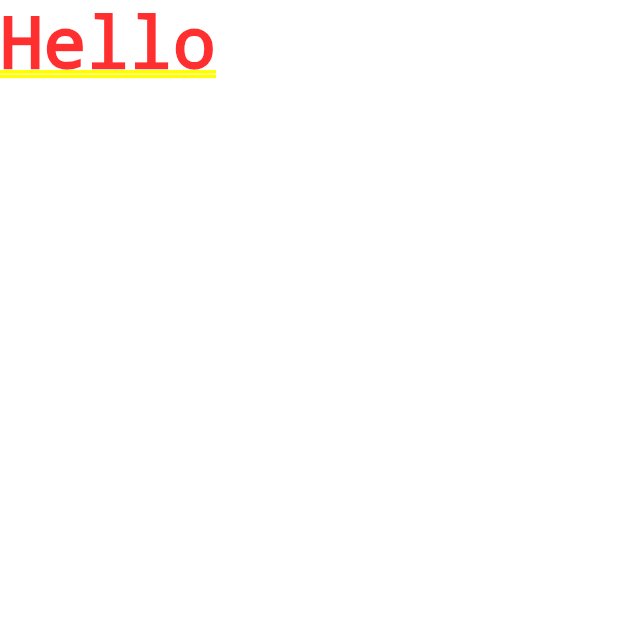
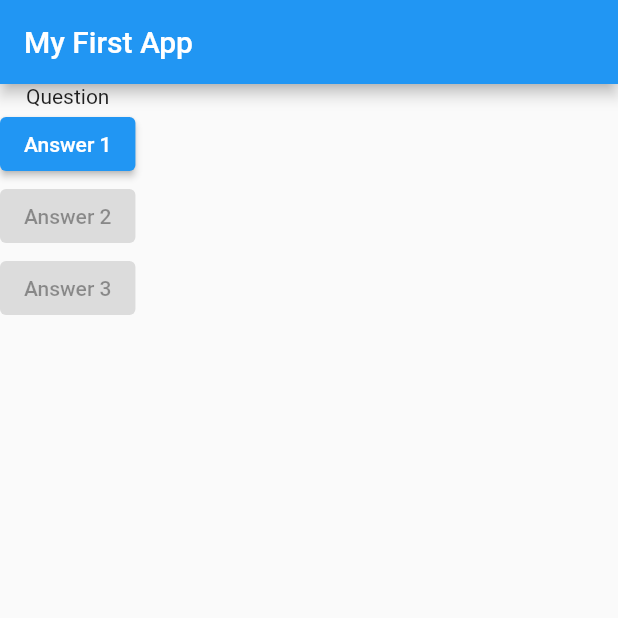
Before and after one commit to quocluong2001/Flutter_Project-1, a Flutter app: the screen it shows after launch, on a phone screen of 412 x 824 dp, the top half of it. Run offline on Flutter 3.47's test engine with Material 2 defaults, Android fonts, the phone set to English and light mode, and no system bars.

Commit message:
Module 2 Lesson 31

```diff
--- a/project_1/lib/main.dart
+++ b/project_1/lib/main.dart
@@ -5,7 +5,35 @@ void main() {
 }
 
 class MyApp extends StatelessWidget {
+  void answerButtonHandler() {
+    print("You've chosen this answer!");
+  }
+
+  @override
   Widget build(BuildContext context) {
-    return MaterialApp(home: Text("Hello"));
+    return MaterialApp(
+      home: Scaffold(
+        appBar: AppBar(
+          title: Text("My First App"),
+        ),
+        body: Column(
+          children: [
+            Text("Question"),
+            ElevatedButton(
+              onPressed: answerButtonHandler,
+              child: Text("Answer 1"),
+            ),
+            ElevatedButton(
+              onPressed: null,
+              child: Text("Answer 2"),
+            ),
+            ElevatedButton(
+              onPressed: null,
+              child: Text("Answer 3"),
+            ),
+          ],
+        ),
+      ),
+    );
   }
 }
```
Also changed, not shown: 1 other file.
